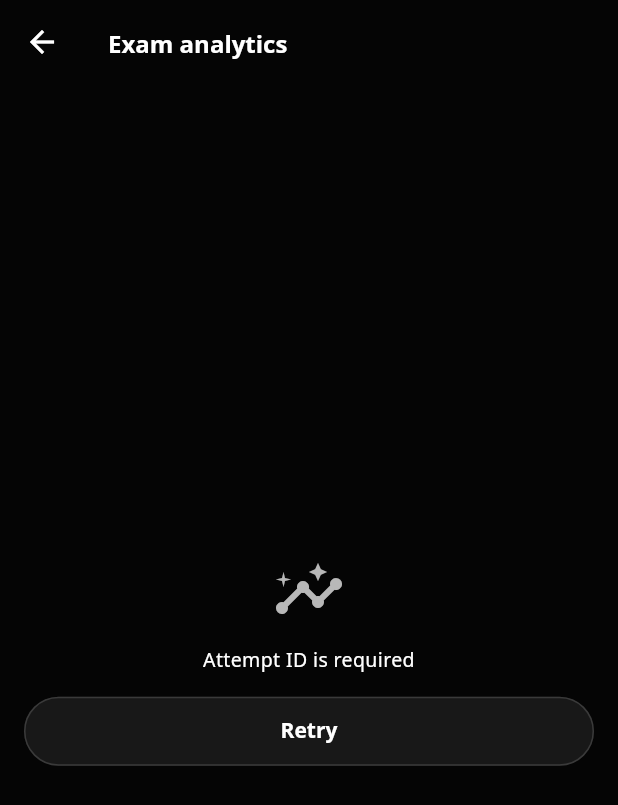
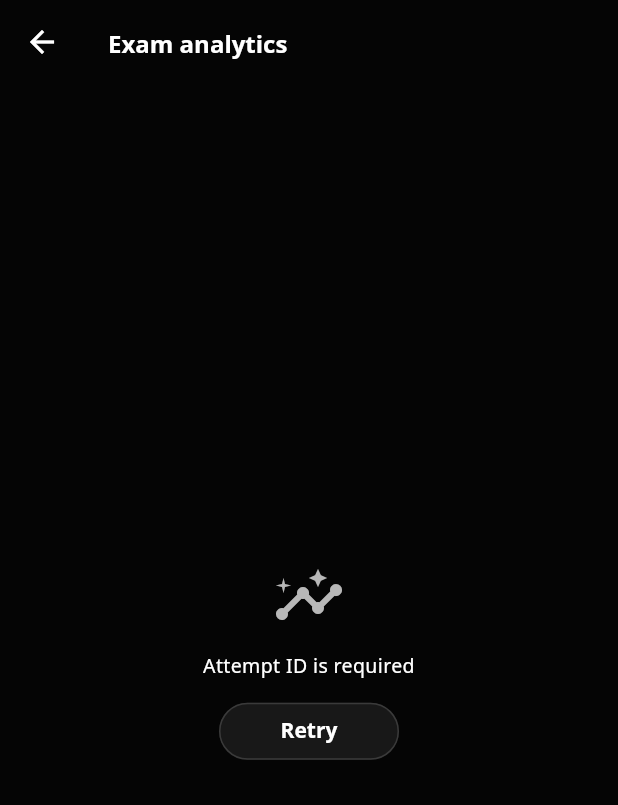
Before and after one commit to Bereke1t2/Memere, a Flutter app: the ExamAnalyticsScreen screen opened directly with empty values, on a phone screen of 412 x 824 dp. Shown: the top 805 px of the screen. Run offline on Flutter 3.47's test engine with Material 3 defaults, Android fonts, the phone set to English and light mode, and no system bars; our stand-ins replace cached_network_image, chewie, dio, envied, firebase_core, flutter_riverpod and 9 more; accounts and stored records are empty; generated files the repository leaves out were written again; Roboto replaces fonts that are missing (DM_Sans, Sora).

Commit message:
Tighten exam analytics actions

```diff
--- a/memere_mobile/lib/features/exam/presentation/screens/exam_analytics_screen.dart
+++ b/memere_mobile/lib/features/exam/presentation/screens/exam_analytics_screen.dart
@@ -52,8 +52,7 @@ class ExamAnalyticsScreen extends ConsumerWidget {
                 child: Column(
                   crossAxisAlignment: CrossAxisAlignment.start,
                   children: [
-                    const Text('Overall score',
-                        style: AppTextStyles.bodySmall),
+                    const Text('Overall score', style: AppTextStyles.bodySmall),
                     const SizedBox(height: AppSizes.xs),
                     Text(
                       '${analytics.percentage.toStringAsFixed(0)}%',
@@ -111,10 +110,15 @@ class ExamAnalyticsScreen extends ConsumerWidget {
                 ),
               ],
               const SizedBox(height: AppSizes.lg),
-              AppButton(
-                label: 'Back to result',
-                onPressed: () => context.pop(),
-                variant: AppButtonVariant.secondary,
+              Align(
+                alignment: Alignment.centerRight,
+                child: AppButton(
+                  label: 'Back to result',
+                  onPressed: () => context.pop(),
+                  variant: AppButtonVariant.secondary,
+                  width: 148,
+                  height: AppSizes.buttonHeightSm,
+                ),
               ),
               const SizedBox(height: AppSizes.lg),
             ],
@@ -158,6 +162,8 @@ class _AnalyticsErrorState extends StatelessWidget {
               label: 'Retry',
               onPressed: onRetry,
               variant: AppButtonVariant.secondary,
+              width: 120,
+              height: AppSizes.buttonHeightSm,
             ),
           ],
         ),
```
